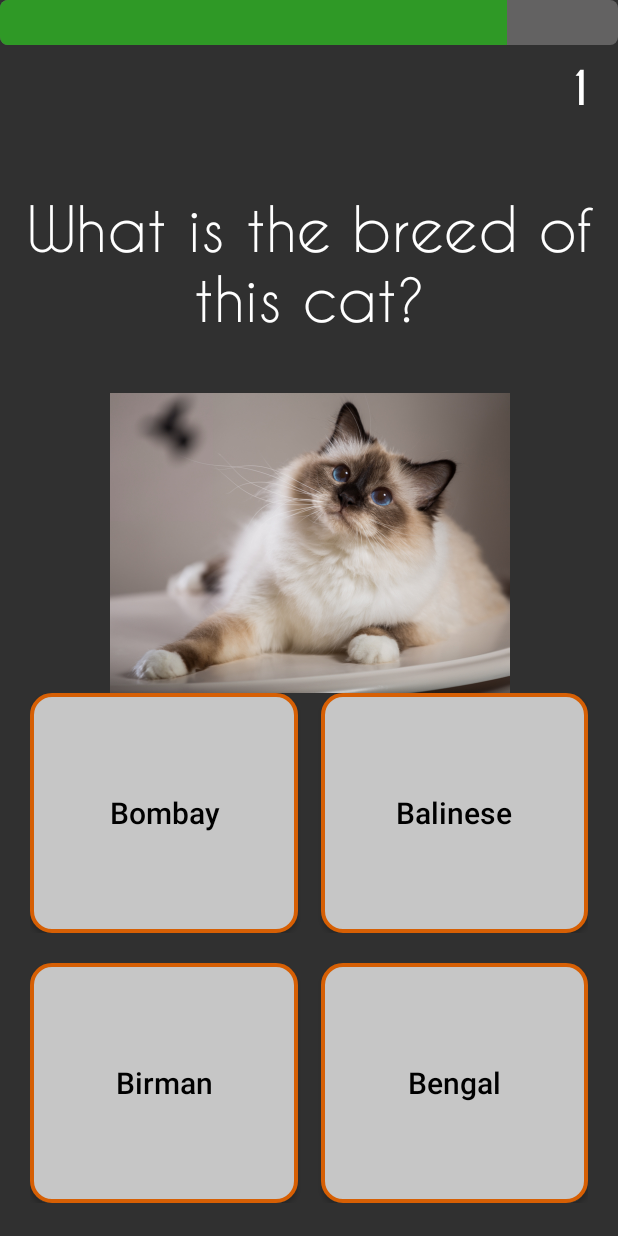
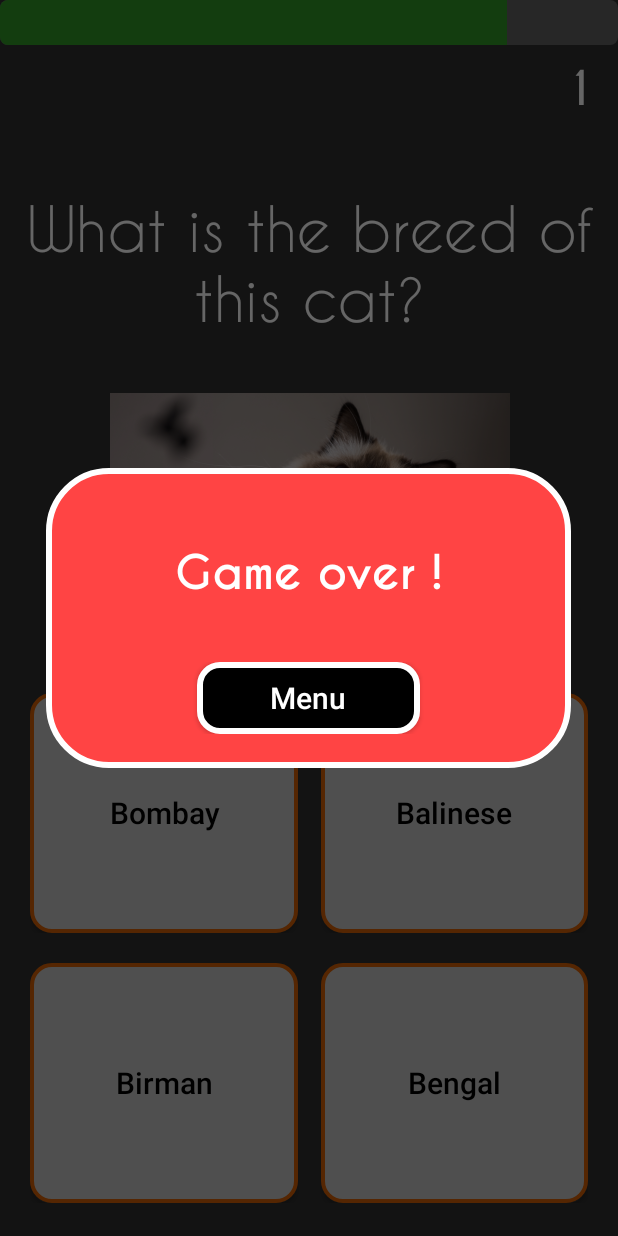
Before and after one commit to Enaxom/Quiz_it, an Android app: the ImageQuestionActivity screen opened directly, with no data from a screen before it, on a phone screen of 412 x 824 dp. Run offline under Robolectric (Android 15) with nearby library versions, the phone set to English and light mode, and no system bars; 1 statement that could not run was skipped.

Commit message:
Dialog game over & back button.

```diff
--- /dev/null
+++ b/app/src/main/java/com/morgane/quizit/GameOverDialog.java
@@ -0,0 +1,46 @@
+package com.morgane.quizit;
+
+import android.app.Activity;
+import android.app.Dialog;
+import android.content.Intent;
+import android.os.Bundle;
+import android.view.View;
+import android.view.Window;
+import android.widget.Button;
+
+public class GameOverDialog extends Dialog implements View.OnClickListener {
+
+    private Activity activity;
+
+    @SuppressWarnings("WeakerAccess")
+    protected GameOverDialog(Activity activity) {
+        super(activity);
+        this.activity = activity;
+        this.setCancelable(false);
+        if (this.getWindow() != null) {
+            this.getWindow().setBackgroundDrawableResource(android.R.color.transparent);
+        }
+    }
+
+    @Override
+    protected void onCreate(Bundle savedInstanceState) {
+        super.onCreate(savedInstanceState);
+        requestWindowFeature(Window.FEATURE_NO_TITLE);
+        setContentView(R.layout.dialog_game_over);
+        Button menu = findViewById(R.id.btn_menu);
+        menu.setOnClickListener(this);
+    }
+
+    @Override
+    public void onClick(View v) {
+        switch(v.getId()) {
+            case R.id.btn_menu:
+                Intent intent = new Intent(activity, MainActivity.class);
+                activity.startActivity(intent);
+                break;
+            default:
+                break;
+        }
+        dismiss();
+    }
+}
--- /dev/null
+++ b/app/src/main/res/drawable/btn_back_menu.xml
@@ -0,0 +1,19 @@
+<?xml version="1.0" encoding="utf-8"?>
+<shape
+    xmlns:android="http://schemas.android.com/apk/res/android">
+    <stroke
+        android:width="4dp"
+        android:color="@android:color/white"/>
+    <corners
+        android:radius="13dp" />
+
+    <padding
+        android:left="1dp"
+        android:right="1dp"
+        android:top="1dp"
+        android:bottom="1dp"/>
+
+    <solid
+        android:color="@android:color/black" />
+
+</shape>
--- /dev/null
+++ b/app/src/main/res/drawable/dialog.xml
@@ -0,0 +1,19 @@
+<?xml version="1.0" encoding="utf-8"?>
+<shape
+    xmlns:android="http://schemas.android.com/apk/res/android">
+    <stroke
+        android:width="4dp"
+        android:color="@android:color/white"/>
+    <corners
+        android:radius="40sp" />
+
+    <padding
+        android:left="1dp"
+        android:right="1dp"
+        android:top="1dp"
+        android:bottom="1dp"/>
+
+    <solid
+        android:color="@android:color/holo_red_light" />
+
+</shape>
--- /dev/null
+++ b/app/src/main/res/layout/dialog_game_over.xml
@@ -0,0 +1,43 @@
+<?xml version="1.0" encoding="utf-8"?>
+<LinearLayout
+    xmlns:android="http://schemas.android.com/apk/res/android"
+    android:layout_width="350sp"
+    android:layout_height="200sp"
+    android:orientation="vertical"
+    android:background="@drawable/dialog">
+
+    <TextView
+        android:layout_width="wrap_content"
+        android:layout_height="wrap_content"
+        android:layout_marginTop="50sp"
+        android:text="@string/game_over"
+        android:fontFamily="@font/caviardreamsbold"
+        android:layout_gravity="center"
+        android:textSize="30sp"
+        android:textAlignment="center"
+        android:paddingStart="15sp"
+        android:paddingEnd="15sp"
+        />
+
+        <LinearLayout
+            android:layout_width="match_parent"
+            android:layout_height="wrap_content"
+            android:orientation="horizontal"
+            android:layout_marginTop="40sp">
+
+            <Button
+                android:layout_width="0dp"
+                android:layout_height="wrap_content"
+                android:id="@+id/btn_menu"
+                android:layout_weight="1"
+                android:layout_marginStart="100sp"
+                android:layout_marginEnd="100sp"
+                android:background="@drawable/btn_back_menu"
+                android:text="@string/menu"
+                android:textAllCaps="false"
+                android:textSize="20sp"
+                />
+
+        </LinearLayout>
+
+</LinearLayout>
--- a/app/src/main/res/values/strings.xml
+++ b/app/src/main/res/values/strings.xml
@@ -8,4 +8,10 @@
 
     <string name="yes">True</string>
     <string name="no">False</string>
+
+    <string name="return_menu">Do you want to return to the menu?</string>
+    <string name="menu">Menu</string>
+    <string name="game_over">Game over !</string>
+    <string name="win">You win !</string>
+    <string name="resume">Resume</string>
 </resources>
```
Also changed, not shown: app/src/main/java/com/morgane/quizit/BackDialog.java (added, +51 -0 lines), app/src/main/java/com/morgane/quizit/WinDialog.java (added, +46 -0 lines), app/src/main/res/drawable/dialog_win.xml (added, +19 -0 lines), app/src/main/res/layout/dialog_back.xml (added, +56 -0 lines), app/src/main/res/layout/dialog_win.xml (added, +43 -0 lines), app/src/main/res/layout/test.xml (added, +138 -0 lines).
